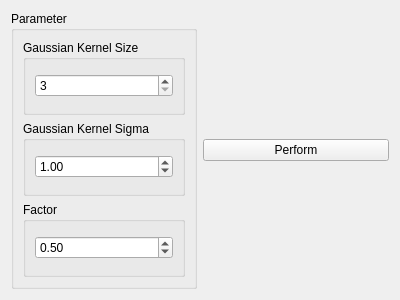
The window that source/modules/unsharp_masking/UnsharpMaskingWidget.ui (josefkoller/ambient_image_processor) describes before a commit, drawn with Qt 5.
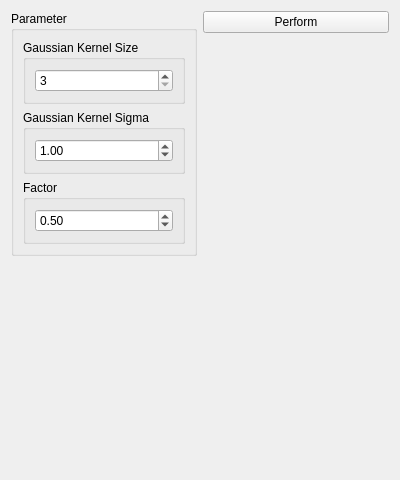
The same window after the commit.

Commit message: ui format: maximize horizontally and align to top

The edit to the form file:
```diff
--- a/source/modules/unsharp_masking/UnsharpMaskingWidget.ui
+++ b/source/modules/unsharp_masking/UnsharpMaskingWidget.ui
@@ -7,14 +7,14 @@
     <x>0</x>
     <y>0</y>
     <width>400</width>
-    <height>300</height>
+    <height>480</height>
    </rect>
   </property>
   <property name="windowTitle">
    <string>Form</string>
   </property>
   <layout class="QHBoxLayout" name="horizontalLayout">
-   <item>
+   <item alignment="Qt::AlignTop">
     <widget class="QGroupBox" name="groupBox">
      <property name="title">
       <string>Parameter</string>
@@ -83,7 +83,7 @@
      </layout>
     </widget>
    </item>
-   <item>
+   <item alignment="Qt::AlignTop">
     <widget class="QPushButton" name="perform_button">
      <property name="text">
       <string>Perform</string>
```
The commit also changes 20 other files.
